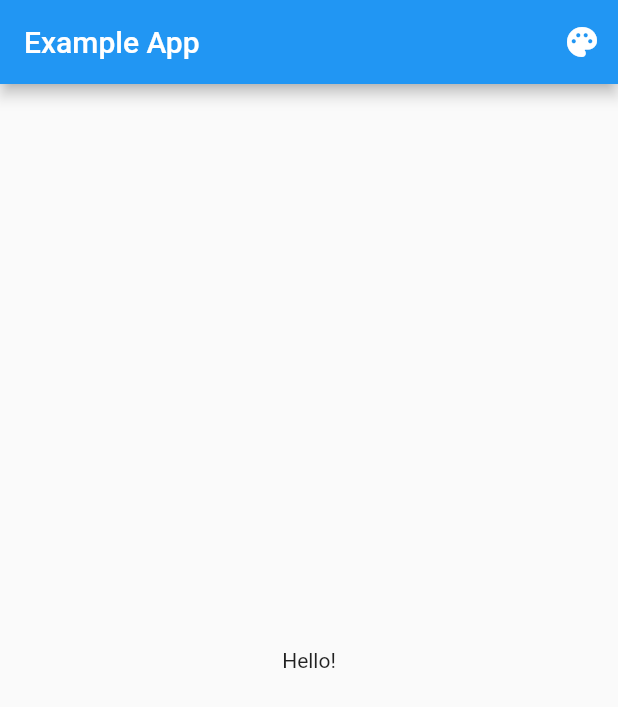
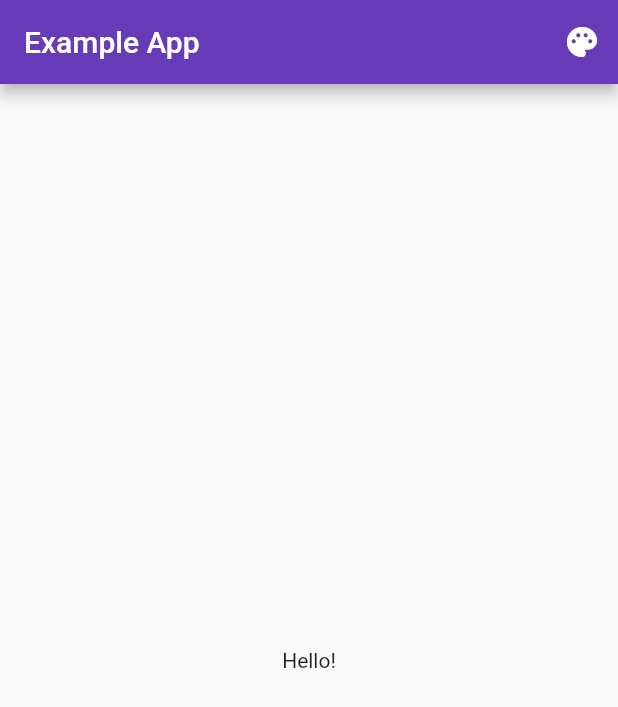
Before and after one commit to samuelematias/theme_i18n_provider, a Flutter app: the screen it shows after launch, on a phone screen of 412 x 824 dp. Shown: the top 707 px of the screen. Run offline on Flutter 3.47's test engine with Material 2 defaults, Android fonts, the light colour scheme and no system bars; our stand-ins replace theme_provider.

Commit message:
feat(theme-mode): implemented custom theme_mode

```diff
--- a/lib/main.dart
+++ b/lib/main.dart
@@ -1,5 +1,6 @@
 import 'package:flutter/material.dart';
 import 'package:flutter/scheduler.dart';
+import 'package:theme_i18n_provider/src/theme/app_theme.dart';
 import 'package:theme_provider/theme_provider.dart';
 
 import 'src/pages/home_page.dart';
@@ -35,8 +36,16 @@ class MyApp extends StatelessWidget {
         }
       },
       themes: <AppTheme>[
-        AppTheme.light(id: 'light'),
-        AppTheme.dark(id: 'dark'),
+        AppTheme.light().copyWith(
+          id: 'light',
+          data: AppThemeData.lightTheme,
+          description: 'custom light theme',
+        ),
+        AppTheme.dark().copyWith(
+          id: 'dark',
+          data: AppThemeData.darkTheme,
+          description: 'custom dark theme',
+        ),
       ],
       child: ThemeConsumer(
         child: Builder(
--- /dev/null
+++ b/lib/src/theme/app_theme.dart
@@ -0,0 +1,106 @@
+import 'package:flutter/material.dart';
+
+class AppThemeData {
+  AppThemeData._();
+
+  static final Color _iconColor = Colors.white;
+  static final Color _accentColor = Colors.deepPurple;
+
+  static const Color _lightWhite = Colors.white;
+  static const Color _lightBlack = Colors.black87;
+  static const Color _lightGreyText = Colors.grey;
+  static const Color _lightOnPrimaryColor = Colors.black;
+  static final Color _lightUnselectedIconColor = Colors.grey[500];
+
+  static const Color _darkWhite = Colors.white;
+  static const Color _darkBlack = Colors.black;
+  static const Color _darkPrimaryVariantColor = Color(0xFF212121);
+  static const Color _darkOnPrimaryColor = Colors.white;
+  static final Color _darkBackgroundColor = Color(0xFF2F2F2F);
+  static final Color _darkGrey100 = Color(0xFFB2B2B2);
+  static final Color _darkGrey200 = Color(0xFF7E7E7E);
+  static final Color _darkGrey300 = Color(0xFF303030);
+  static final Color _darkGrey700 = Colors.grey[700];
+  static final Color _darkGrey900 = Colors.grey[900];
+
+  static final ThemeData lightTheme = ThemeData(
+    navigationRailTheme: NavigationRailThemeData(
+      backgroundColor: _lightWhite,
+      selectedIconTheme: IconThemeData(color: _accentColor),
+      unselectedIconTheme: IconThemeData(color: _lightUnselectedIconColor),
+      selectedLabelTextStyle: TextStyle(color: _accentColor),
+      unselectedLabelTextStyle: TextStyle(color: _lightBlack),
+    ),
+    bottomNavigationBarTheme: BottomNavigationBarThemeData(
+      selectedIconTheme: IconThemeData(color: _accentColor),
+      selectedItemColor: _accentColor,
+      unselectedIconTheme: IconThemeData(color: _lightUnselectedIconColor),
+      unselectedItemColor: _lightBlack,
+    ),
+    accentColor: _accentColor,
+    appBarTheme: AppBarTheme(
+      color: _accentColor,
+      iconTheme: IconThemeData(color: _lightWhite),
+    ),
+  );
+
+  static final ThemeData darkTheme = ThemeData(
+    navigationRailTheme: NavigationRailThemeData(
+      backgroundColor: _darkBackgroundColor,
+      selectedIconTheme: IconThemeData(color: _accentColor),
+      unselectedIconTheme: IconThemeData(color: _darkGrey200),
+      selectedLabelTextStyle: TextStyle(color: _accentColor),
+      unselectedLabelTextStyle: TextStyle(color: _darkGrey100),
+    ),
+    bottomAppBarColor: _darkPrimaryVariantColor,
+    primaryColorDark: _darkBlack,
+    primaryColor: _darkGrey900,
+    accentColor: _accentColor,
+    bottomNavigationBarTheme: BottomNavigationBarThemeData(
+      backgroundColor: _darkBackgroundColor,
+      selectedIconTheme: IconThemeData(color: _accentColor),
+      unselectedIconTheme: IconThemeData(color: _darkGrey700),
+      selectedItemColor: _accentColor,
+      unselectedItemColor: _darkGrey100,
+    ),
+    primaryIconTheme: const IconThemeData(color: _darkWhite),
+    accentIconTheme: const IconThemeData(color: _darkWhite),
+    scaffoldBackgroundColor: _darkGrey300,
+    appBarTheme: AppBarTheme(
+      color: _darkPrimaryVariantColor,
+      iconTheme: IconThemeData(color: _darkOnPrimaryColor),
+    ),
+    iconTheme: IconThemeData(color: _iconColor),
+    textTheme: _darkTextTheme,
+  );
+
+  static final TextTheme _darkTextTheme = TextTheme(
+    caption: _darkScreenHeadingTextStyle,
+    button: _darkScreenHeadingTextStyle,
+    overline: _darkScreenHeadingTextStyle,
+    bodyText1: _darkScreenTaskNameTextStyle,
+    bodyText2: _darkScreenTaskDurationTextStyle,
+    headline2: _darkScreenHeadingTextStyle,
+    headline1: _darkScreenHeadingTextStyle,
+    headline3: _darkScreenHeadingTextStyle,
+    headline4: _darkScreenHeadingTextStyle,
+    headline5: _darkScreenHeadingTextStyle,
+    headline6: _darkScreenHeadingTextStyle,
+    subtitle1: _darkScreenHeadingTextStyle,
+    subtitle2: _darkScreenHeadingTextStyle,
+  );
+
+  static final TextStyle _lightScreenHeadingTextStyle =
+      TextStyle(color: _lightOnPrimaryColor);
+  static final TextStyle _lightScreenTaskNameTextStyle =
+      TextStyle(color: _lightOnPrimaryColor);
+  static final TextStyle _lightScreenTaskDurationTextStyle =
+      TextStyle(color: _lightGreyText);
+
+  static final TextStyle _darkScreenHeadingTextStyle =
+      _lightScreenHeadingTextStyle.copyWith(color: _darkOnPrimaryColor);
+  static final TextStyle _darkScreenTaskNameTextStyle =
+      _lightScreenTaskNameTextStyle.copyWith(color: _darkOnPrimaryColor);
+  static final TextStyle _darkScreenTaskDurationTextStyle =
+      _lightScreenTaskDurationTextStyle.copyWith(color: _darkOnPrimaryColor);
+}
```
